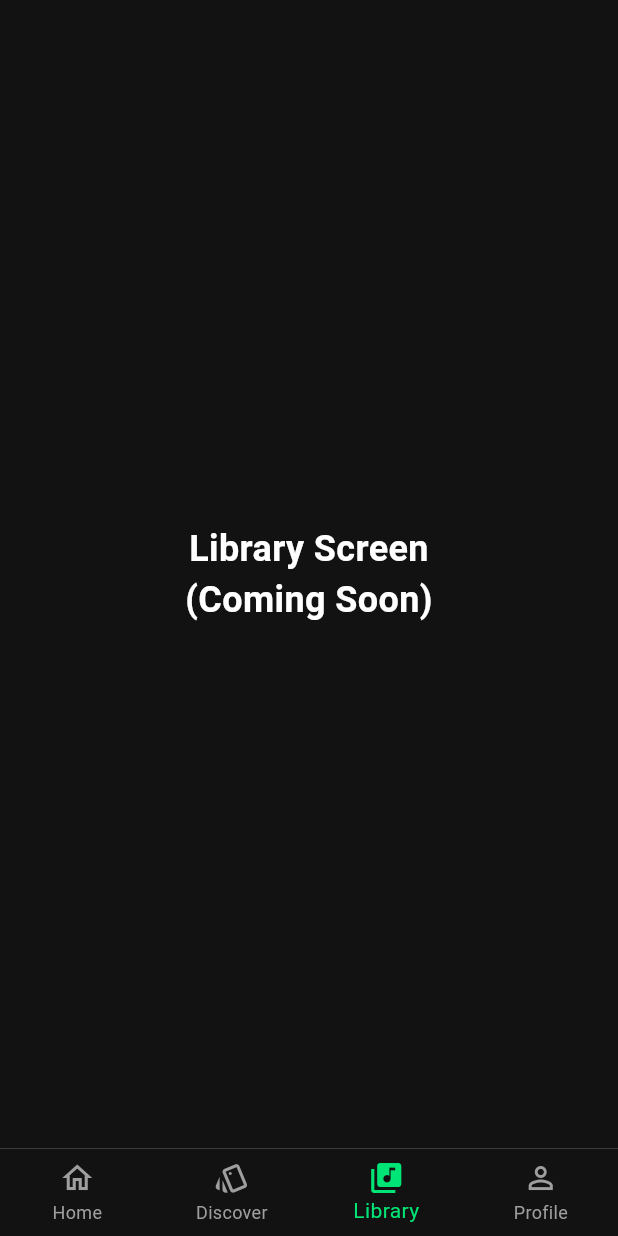
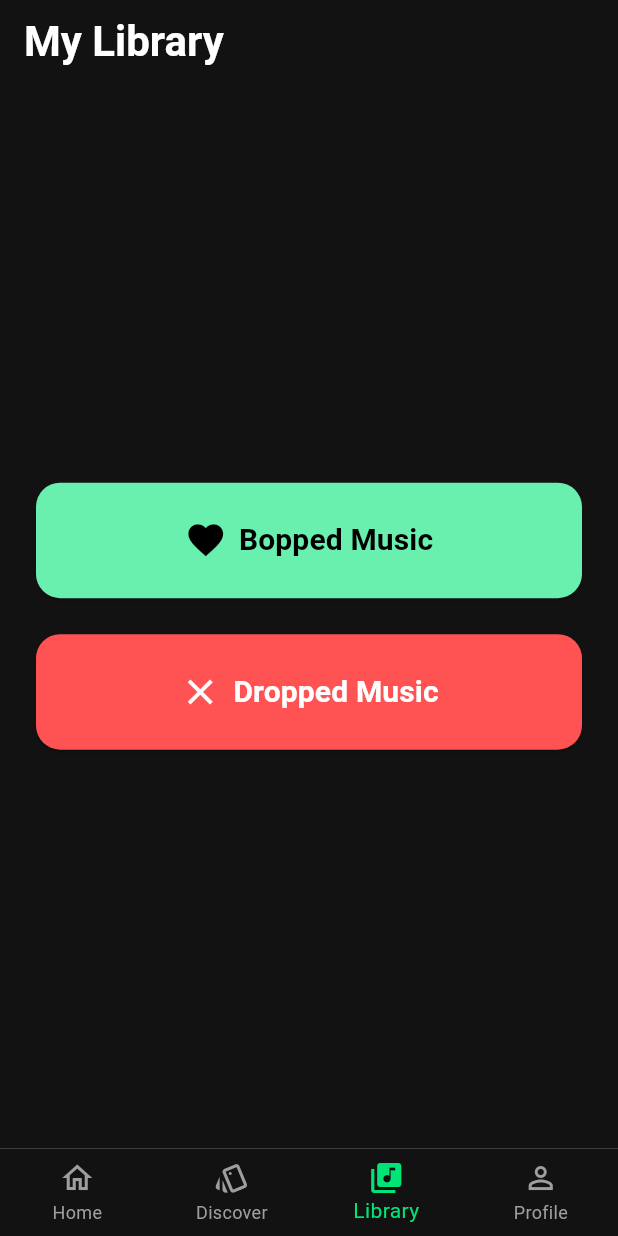
Before and after one commit to matebukari/BopOrDrop, a Flutter app: the MainScreen screen opened directly, item 3 of the bottom bar chosen, on a phone screen of 412 x 824 dp. Run offline on Flutter 3.47's test engine with Material 3 defaults, Android fonts, the phone set to English and light mode, and no system bars; our stand-ins replace firebase_auth, firebase_core, flutter_card_swiper, flutter_secure_storage, font_awesome_flutter, google_sign_in and 1 more; accounts and stored records are empty; network calls fail.

Commit message:
feat(library): build library hub and navigation structure
- Created LibraryScreen with elevated navigation buttons for Bopped and Dropped music.

- Scaffolded BoppedScreen and DroppedScreen inside dedicated sub-folders.

- Updated MainScreen bottom navigation to route to the new Library hub.

```diff
--- /dev/null
+++ b/lib/features/library/library_screen.dart
@@ -0,0 +1,73 @@
+import 'package:flutter/material.dart';
+import 'bopped/bopped_screen.dart';
+import 'dropped/dropped_screen.dart';
+
+class LibraryScreen extends StatelessWidget {
+  const LibraryScreen({super.key});
+
+  @override
+  Widget build(BuildContext context) {
+    return Scaffold(
+      backgroundColor: const Color(0xFF121212),
+      appBar: AppBar(
+        backgroundColor: Colors.transparent,
+        elevation: 0,
+        title: const Text(
+          'My Library',
+          style: TextStyle(fontSize: 28, fontWeight: FontWeight.bold, color: Colors.white),
+        ),
+        centerTitle: false,
+      ),
+      body: Padding(
+        padding: const EdgeInsets.all(24.0),
+        child: Column(
+          mainAxisAlignment: MainAxisAlignment.center,
+          crossAxisAlignment: CrossAxisAlignment.stretch,
+          children: [
+            // --- BOPPED BUTTON ---
+            ElevatedButton.icon(
+              onPressed: () {
+                Navigator.push(
+                  context,
+                  MaterialPageRoute(builder: (context) => const BoppedScreen()),
+                );
+              },
+              icon: const Icon(Icons.favorite, color: Colors.black, size: 28),
+              label: const Text(
+                'Bopped Music',
+                style: TextStyle(color: Colors.black, fontSize: 20, fontWeight: FontWeight.bold),
+              ),
+              style: ElevatedButton.styleFrom(
+                backgroundColor: Colors.greenAccent,
+                padding: const EdgeInsets.symmetric(vertical: 24),
+                shape: RoundedRectangleBorder(borderRadius: BorderRadius.circular(16)),
+              ),
+            ),
+
+            const SizedBox(height: 24),
+
+            // --- DROPPED BUTTON ---
+            ElevatedButton.icon(
+              onPressed: () {
+                Navigator.push(
+                  context,
+                  MaterialPageRoute(builder: (context) => const DroppedScreen()),
+                );
+              },
+              icon: const Icon(Icons.close, color: Colors.white, size: 28),
+              label: const Text(
+                'Dropped Music',
+                style: TextStyle(color: Colors.white, fontSize: 20, fontWeight: FontWeight.bold),
+              ),
+              style: ElevatedButton.styleFrom(
+                backgroundColor: Colors.redAccent,
+                padding: const EdgeInsets.symmetric(vertical: 24),
+                shape: RoundedRectangleBorder(borderRadius: BorderRadius.circular(16)),
+              ),
+            ),
+          ],
+        ),
+      ),
+    );
+  }
+}
--- a/lib/features/main/main_screen.dart
+++ b/lib/features/main/main_screen.dart
@@ -1,5 +1,6 @@
 import 'package:flutter/material.dart';
 import '../discover/discover_screen.dart';
+import '../library/library_screen.dart';
 import '../profile/profile_screen.dart';
 
 class MainScreen extends StatefulWidget {
@@ -22,10 +23,7 @@ class _MainScreenState extends State<MainScreen> {
 
     const DiscoverScreen(),
 
-    const Center(
-      child: Text('Library Screen\n(Coming Soon)',
-      textAlign: TextAlign.center,
-      style: TextStyle(color: Colors.white, fontSize: 24, fontWeight: FontWeight.bold))),
+    const LibraryScreen(),
 
     const ProfileScreen(),
   ];
```
Also changed, not shown: lib/features/library/bopped/bopped_screen.dart (added, +23 -0 lines), lib/features/library/dropped/dropped_screen.dart (added, +23 -0 lines).
